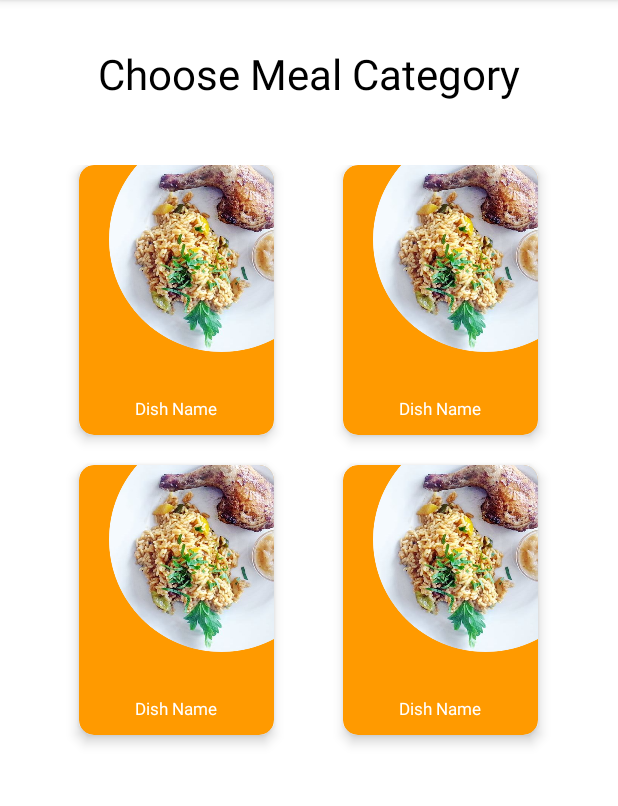
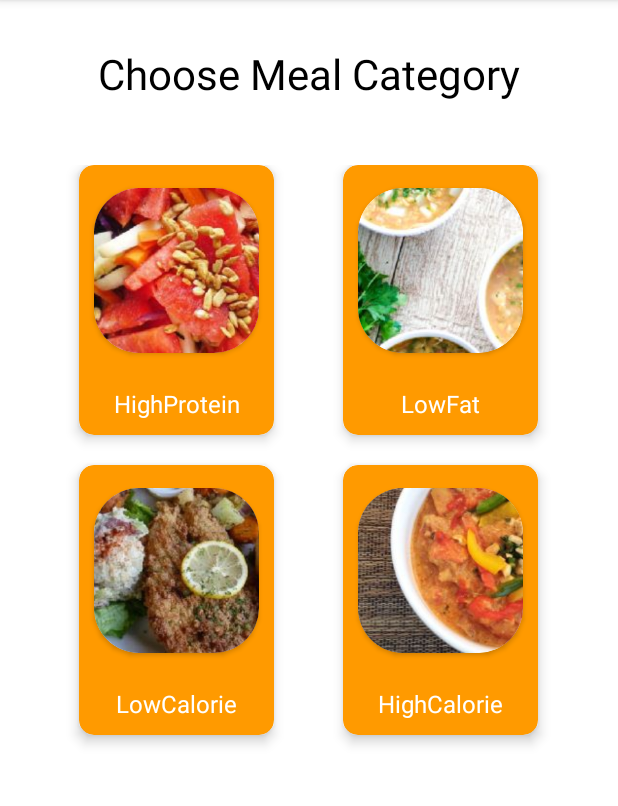
Before and after one commit to IvanKrstic123/recipe-book-app, an Android app: the screen it shows after launch (MainActivity), after a tap on "GET STARTED", on a phone screen of 412 x 824 dp, the part 84-890 px from its top. Run offline under Robolectric (Android 15) with nearby library versions, the phone set to English and light mode, and no system bars.

Commit message:
Category list grid view

```diff
--- a/app/src/main/java/com/project/recipebook/recipecategorylist/RecipeCategoryListFragment.kt
+++ b/app/src/main/java/com/project/recipebook/recipecategorylist/RecipeCategoryListFragment.kt
@@ -15,13 +15,15 @@ import kotlinx.android.synthetic.main.fragment_recipe_category_list.*
 
 class RecipeCategoryListFragment : Fragment() {
 
+    // images for custom adapter
     private val categoryMap = hashMapOf<String, Int>(
-        "HighProtein" to R.drawable.cat_img,
-        "LowFat" to R.drawable.cat_img,
-        "LowCalorie" to R.drawable.cat_img,
-        "HighCalorie" to R.drawable.cat_img
+        "HighProtein" to R.drawable.low_fat,
+        "LowFat" to R.drawable.low_calories,
+        "LowCalorie" to R.drawable.high_protein,
+        "HighCalorie" to R.drawable.high_calories
     )
 
+    //
     private val categoryList:ArrayList<Category>  = arrayListOf(
         Category("HighProtein", 80, categoryMap.getValue("HighProtein").toInt()),
         Category("LowFat", 10 ,categoryMap.getValue("LowFat").toInt()),
@@ -52,7 +54,7 @@ class RecipeCategoryListFragment : Fragment() {
         categoryGridView.adapter = categoryAdapter
 
         categoryGridView.setOnItemClickListener { adapterView, view, i, l ->
-            Log.d("Nesto: ", categoryList[i].value.toString())
+            Log.d("Nesto: ", categoryList[i].name.toString())
             (activity as ICoordinator).showRecipeList(categoryList[i].name,categoryList[i].value)
         }
     }
--- a/app/src/main/java/com/project/recipebook/recipecategorylist/adapter/RecipeCategoryListAdapter.kt
+++ b/app/src/main/java/com/project/recipebook/recipecategorylist/adapter/RecipeCategoryListAdapter.kt
@@ -6,6 +6,7 @@ import android.view.View
 import android.view.ViewGroup
 import android.widget.BaseAdapter
 import android.widget.ImageView
+import android.widget.TextView
 import com.project.recipebook.R
 import com.project.recipebook.base.model.Category
 
@@ -29,11 +30,12 @@ class RecipeCategoryListAdapter (
             viewItem = LayoutInflater.from(context).
             inflate(R.layout.item_rv_main_category, viewGroup, false);
         }
+        // binding view fields
+        val categoryImage = viewItem?.findViewById<ImageView>(R.id.img_dish)
+        val categoryTitle = viewItem?.findViewById<TextView>(R.id.tv_dish_name)
 
-        val gridView = viewItem?.findViewById<ImageView>(R.id.categoryGridView)
-
-
-        gridView?.setImageResource(categories[index].image)
+        categoryImage?.setImageResource(categories[index].image)
+        categoryTitle?.text = categories[index].name
 
         return viewItem!!
     }
--- a/app/src/main/res/layout/item_rv_main_category.xml
+++ b/app/src/main/res/layout/item_rv_main_category.xml
@@ -17,6 +17,14 @@
         android:layout_width="match_parent"
         android:layout_height="match_parent">
 
+        <androidx.cardview.widget.CardView
+            android:layout_width="110dp"
+            android:layout_height="110dp"
+            android:elevation="12dp"
+            android:id="@+id/view2"
+            app:cardCornerRadius="30dp"
+            android:layout_centerHorizontal="true"
+            android:layout_marginTop="15dp">
             <ImageView
                 android:id="@+id/img_dish"
                 android:layout_width="150dp"
@@ -25,7 +33,9 @@
                 android:layout_alignParentEnd="true"
                 android:layout_marginTop="-25dp"
                 android:layout_marginRight="-40dp"
-            android:src="@drawable/cat_img" />
+                android:scaleType="centerCrop"
+                android:src="@drawable/high_calories" />
+        </androidx.cardview.widget.CardView>
 
         <TextView
             android:id="@+id/tv_dish_name"
@@ -39,7 +49,7 @@
             android:text="Dish Name"
             android:textAlignment="center"
             android:textColor="@color/white"
-            android:textSize="11sp" />
+            android:textSize="16sp" />
     </RelativeLayout>
 
 
```
Also changed, not shown: app/src/main/res/drawable/high_calories.jpg (added), app/src/main/res/drawable/high_protein.jpg (added), app/src/main/res/drawable/low_calories.jpg (added), app/src/main/res/drawable/low_fat.jpg (added). Lines whose indentation alone changed are shown as unchanged.
